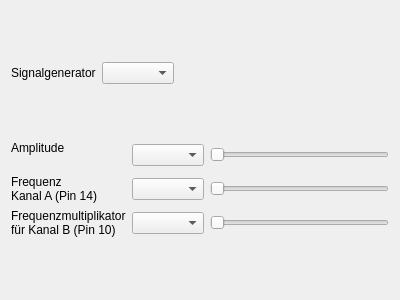
Qt form lenlab/gui/signalform.ui (kalanzun/red_lenlab) before a commit.
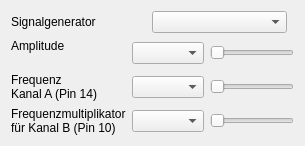
The same form after that commit.

Diff of the .ui file:
```diff
--- a/lenlab/gui/signalform.ui
+++ b/lenlab/gui/signalform.ui
@@ -2,20 +2,6 @@
 <ui version="4.0">
  <class>gui::SignalForm</class>
  <widget class="QWidget" name="gui::SignalForm">
-  <property name="geometry">
-   <rect>
-    <x>0</x>
-    <y>0</y>
-    <width>400</width>
-    <height>300</height>
-   </rect>
-  </property>
-  <property name="sizePolicy">
-   <sizepolicy hsizetype="Expanding" vsizetype="Minimum">
-    <horstretch>0</horstretch>
-    <verstretch>0</verstretch>
-   </sizepolicy>
-  </property>
   <property name="windowTitle">
    <string>Form</string>
   </property>
@@ -37,12 +23,6 @@
        <property name="orientation">
         <enum>Qt::Horizontal</enum>
        </property>
-       <property name="sizeHint" stdset="0">
-        <size>
-         <width>40</width>
-         <height>20</height>
-        </size>
-       </property>
       </spacer>
      </item>
     </layout>
```
